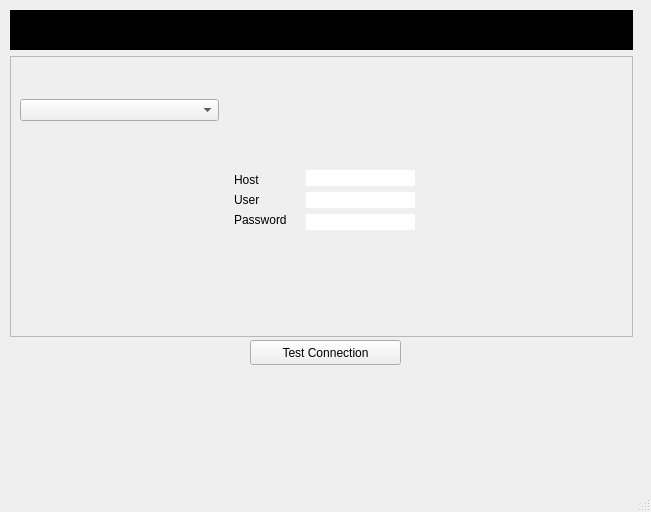
Qt form src/dbsetupWindow.ui (coffee247/SeniorDesign) before a commit.
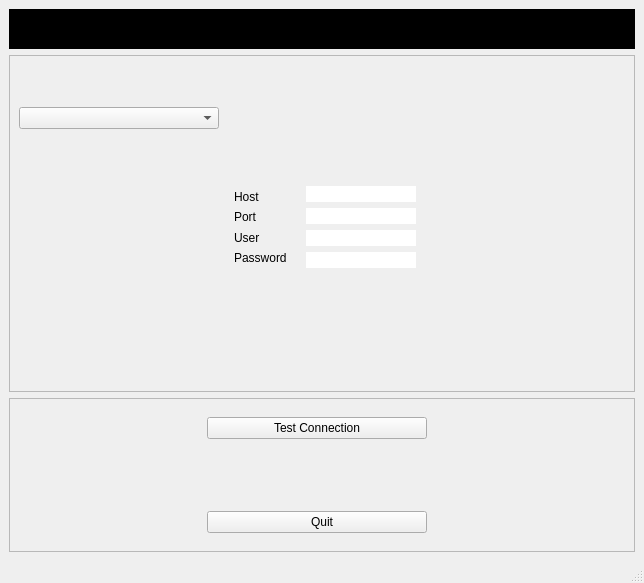
The same form after that commit. Icons and pictures are not drawn.

The edit to the form file:
```diff
--- a/src/dbsetupWindow.ui
+++ b/src/dbsetupWindow.ui
@@ -6,52 +6,18 @@
    <rect>
     <x>0</x>
     <y>0</y>
-    <width>651</width>
-    <height>512</height>
+    <width>644</width>
+    <height>583</height>
    </rect>
   </property>
   <property name="windowTitle">
    <string>MainWindow</string>
   </property>
   <widget class="QWidget" name="centralwidget">
-   <widget class="QPushButton" name="test_connection_pushButton">
-    <property name="geometry">
-     <rect>
-      <x>250</x>
-      <y>340</y>
-      <width>151</width>
-      <height>25</height>
-     </rect>
-    </property>
-    <property name="text">
-     <string>Test Connection</string>
-    </property>
-   </widget>
-   <widget class="QLabel" name="message_label">
-    <property name="geometry">
-     <rect>
-      <x>126</x>
-      <y>380</y>
-      <width>401</width>
-      <height>51</height>
-     </rect>
-    </property>
-    <property name="text">
-     <string/>
-    </property>
-    <property name="alignment">
-     <set>Qt::AlignHCenter|Qt::AlignTop</set>
-    </property>
-   </widget>
-   <widget class="QWidget" name="layoutWidget">
-    <property name="geometry">
-     <rect>
-      <x>10</x>
-      <y>10</y>
-      <width>623</width>
-      <height>327</height>
-     </rect>
-    </property>
+   <layout class="QGridLayout" name="gridLayout_6">
+    <item row="0" column="0">
+     <layout class="QVBoxLayout" name="verticalLayout_4">
+      <item>
     <layout class="QVBoxLayout" name="verticalLayout_3">
      <item>
       <widget class="QFrame" name="frame_3">
@@ -125,21 +91,8 @@
         <enum>QFrame::Raised</enum>
        </property>
        <layout class="QGridLayout" name="gridLayout_2">
-        <item row="0" column="1">
-         <spacer name="verticalSpacer">
-          <property name="orientation">
-           <enum>Qt::Vertical</enum>
-          </property>
-          <property name="sizeHint" stdset="0">
-           <size>
-            <width>20</width>
-            <height>40</height>
-           </size>
-          </property>
-         </spacer>
-        </item>
-        <item row="1" column="0">
-         <spacer name="horizontalSpacer">
+           <item row="1" column="2">
+            <spacer name="horizontalSpacer_2">
           <property name="orientation">
            <enum>Qt::Horizontal</enum>
           </property>
@@ -175,6 +128,13 @@
                </property>
               </widget>
              </item>
+                <item>
+                 <widget class="QLabel" name="label_2">
+                  <property name="text">
+                   <string>Port</string>
+                  </property>
+                 </widget>
+                </item>
              <item>
               <widget class="QLabel" name="label_4">
                <property name="text">
@@ -205,6 +165,9 @@
              <item>
               <widget class="QLineEdit" name="host_lineEdit"/>
              </item>
+                <item>
+                 <widget class="QLineEdit" name="port_lineEdit"/>
+                </item>
              <item>
               <widget class="QLineEdit" name="user_lineEdit"/>
              </item>
@@ -229,8 +192,8 @@
           </layout>
          </widget>
         </item>
-        <item row="1" column="2">
-         <spacer name="horizontalSpacer_2">
+           <item row="1" column="0">
+            <spacer name="horizontalSpacer">
           <property name="orientation">
            <enum>Qt::Horizontal</enum>
           </property>
@@ -242,6 +205,19 @@
           </property>
          </spacer>
         </item>
+           <item row="0" column="1">
+            <spacer name="verticalSpacer">
+             <property name="orientation">
+              <enum>Qt::Vertical</enum>
+             </property>
+             <property name="sizeHint" stdset="0">
+              <size>
+               <width>20</width>
+               <height>40</height>
+              </size>
+             </property>
+            </spacer>
+           </item>
         <item row="2" column="1">
          <spacer name="verticalSpacer_2">
           <property name="orientation">
@@ -262,14 +238,221 @@
       </widget>
      </item>
     </layout>
-   </widget>
+      </item>
+      <item>
+       <widget class="QFrame" name="frame_5">
+        <property name="frameShape">
+         <enum>QFrame::StyledPanel</enum>
+        </property>
+        <property name="frameShadow">
+         <enum>QFrame::Raised</enum>
+        </property>
+        <layout class="QGridLayout" name="gridLayout_5">
+         <item row="0" column="0">
+          <spacer name="horizontalSpacer_11">
+           <property name="orientation">
+            <enum>Qt::Horizontal</enum>
+           </property>
+           <property name="sizeHint" stdset="0">
+            <size>
+             <width>31</width>
+             <height>20</height>
+            </size>
+           </property>
+          </spacer>
+         </item>
+         <item row="0" column="1">
+          <widget class="QFrame" name="frame_4">
+           <property name="frameShape">
+            <enum>QFrame::NoFrame</enum>
+           </property>
+           <property name="frameShadow">
+            <enum>QFrame::Raised</enum>
+           </property>
+           <layout class="QGridLayout" name="gridLayout_4">
+            <item row="0" column="1">
+             <spacer name="horizontalSpacer_5">
+              <property name="orientation">
+               <enum>Qt::Horizontal</enum>
+              </property>
+              <property name="sizeHint" stdset="0">
+               <size>
+                <width>132</width>
+                <height>20</height>
+               </size>
+              </property>
+             </spacer>
+            </item>
+            <item row="0" column="2">
+             <widget class="QPushButton" name="test_connection_pushButton">
+              <property name="sizePolicy">
+               <sizepolicy hsizetype="Preferred" vsizetype="Fixed">
+                <horstretch>0</horstretch>
+                <verstretch>0</verstretch>
+               </sizepolicy>
+              </property>
+              <property name="minimumSize">
+               <size>
+                <width>220</width>
+                <height>0</height>
+               </size>
+              </property>
+              <property name="maximumSize">
+               <size>
+                <width>150</width>
+                <height>16777215</height>
+               </size>
+              </property>
+              <property name="layoutDirection">
+               <enum>Qt::LeftToRight</enum>
+              </property>
+              <property name="text">
+               <string>Test Connection</string>
+              </property>
+             </widget>
+            </item>
+            <item row="0" column="3">
+             <spacer name="horizontalSpacer_6">
+              <property name="orientation">
+               <enum>Qt::Horizontal</enum>
+              </property>
+              <property name="sizeHint" stdset="0">
+               <size>
+                <width>132</width>
+                <height>20</height>
+               </size>
+              </property>
+             </spacer>
+            </item>
+            <item row="1" column="0">
+             <spacer name="horizontalSpacer_9">
+              <property name="orientation">
+               <enum>Qt::Horizontal</enum>
+              </property>
+              <property name="sizeHint" stdset="0">
+               <size>
+                <width>40</width>
+                <height>20</height>
+               </size>
+              </property>
+             </spacer>
+            </item>
+            <item row="1" column="1" colspan="3">
+             <widget class="QLabel" name="message_label">
+              <property name="minimumSize">
+               <size>
+                <width>400</width>
+                <height>60</height>
+               </size>
+              </property>
+              <property name="text">
+               <string/>
+              </property>
+              <property name="alignment">
+               <set>Qt::AlignHCenter|Qt::AlignTop</set>
+              </property>
+             </widget>
+            </item>
+            <item row="1" column="4">
+             <spacer name="horizontalSpacer_10">
+              <property name="orientation">
+               <enum>Qt::Horizontal</enum>
+              </property>
+              <property name="sizeHint" stdset="0">
+               <size>
+                <width>40</width>
+                <height>20</height>
+               </size>
+              </property>
+             </spacer>
+            </item>
+            <item row="2" column="1">
+             <spacer name="horizontalSpacer_7">
+              <property name="orientation">
+               <enum>Qt::Horizontal</enum>
+              </property>
+              <property name="sizeHint" stdset="0">
+               <size>
+                <width>132</width>
+                <height>20</height>
+               </size>
+              </property>
+             </spacer>
+            </item>
+            <item row="2" column="2">
+             <widget class="QPushButton" name="Quit_Button">
+              <property name="enabled">
+               <bool>true</bool>
+              </property>
+              <property name="sizePolicy">
+               <sizepolicy hsizetype="Preferred" vsizetype="Fixed">
+                <horstretch>0</horstretch>
+                <verstretch>0</verstretch>
+               </sizepolicy>
+              </property>
+              <property name="minimumSize">
+               <size>
+                <width>220</width>
+                <height>0</height>
+               </size>
+              </property>
+              <property name="maximumSize">
+               <size>
+                <width>100</width>
+                <height>16777215</height>
+               </size>
+              </property>
+              <property name="text">
+               <string>   Quit</string>
+              </property>
+              <property name="icon">
+               <iconset resource="BIMS_Resources.qrc">
+                <normaloff>:/images/images/Circle-icons-power.svg</normaloff>:/images/images/Circle-icons-power.svg</iconset>
+              </property>
+             </widget>
+            </item>
+            <item row="2" column="3">
+             <spacer name="horizontalSpacer_8">
+              <property name="orientation">
+               <enum>Qt::Horizontal</enum>
+              </property>
+              <property name="sizeHint" stdset="0">
+               <size>
+                <width>132</width>
+                <height>20</height>
+               </size>
+              </property>
+             </spacer>
+            </item>
+           </layout>
+          </widget>
+         </item>
+         <item row="0" column="2">
+          <spacer name="horizontalSpacer_12">
+           <property name="orientation">
+            <enum>Qt::Horizontal</enum>
+           </property>
+           <property name="sizeHint" stdset="0">
+            <size>
+             <width>40</width>
+             <height>20</height>
+            </size>
+           </property>
+          </spacer>
+         </item>
+        </layout>
+       </widget>
+      </item>
+     </layout>
+    </item>
+   </layout>
   </widget>
   <widget class="QMenuBar" name="menubar">
    <property name="geometry">
     <rect>
      <x>0</x>
      <y>0</y>
-     <width>651</width>
+     <width>644</width>
      <height>22</height>
     </rect>
    </property>
```
Lines whose indentation alone changed are shown as unchanged.
